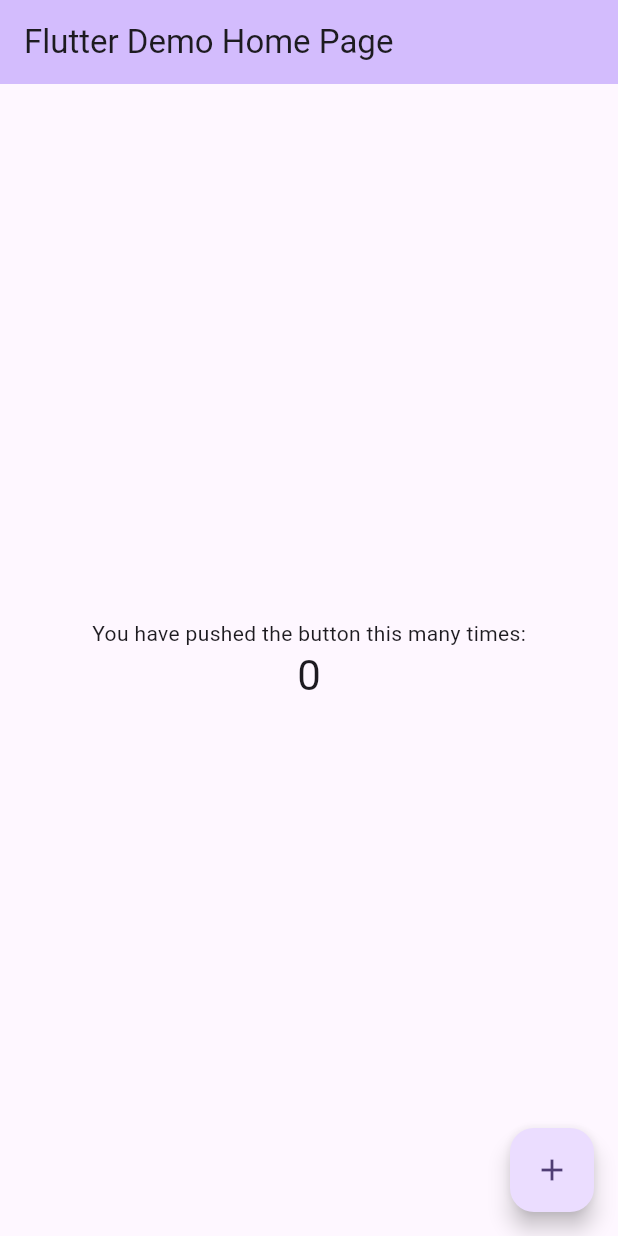
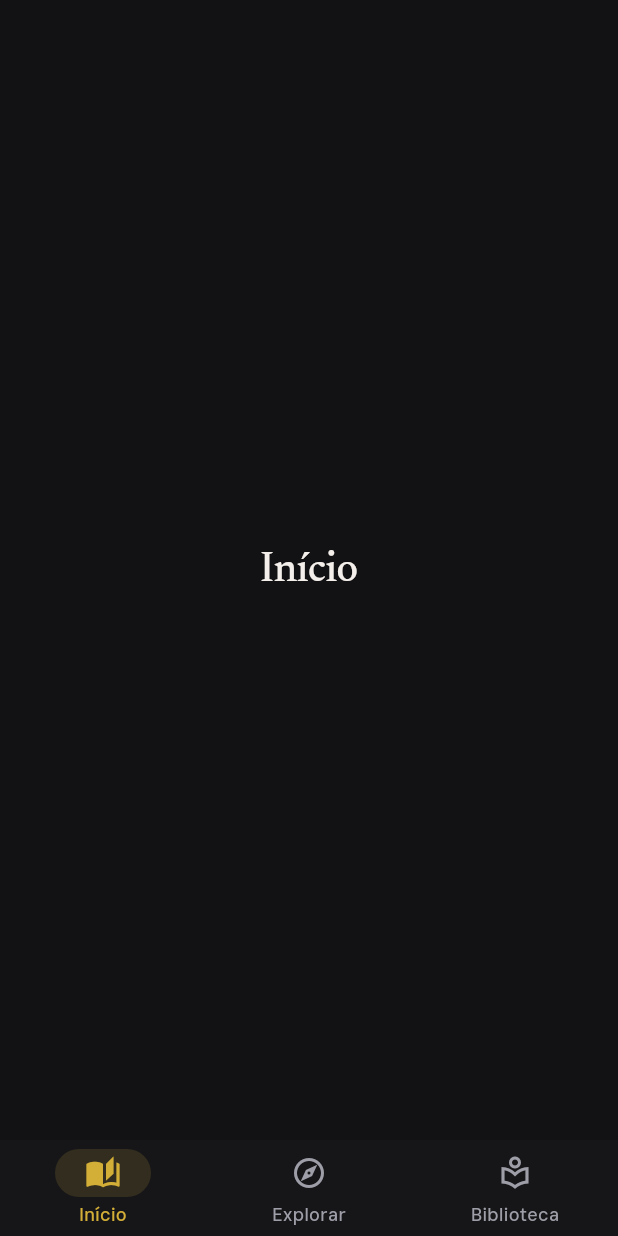
Before and after one commit to l3riel/bookvault, a Flutter app: the screen it shows after launch, on a phone screen of 412 x 824 dp. Run offline on Flutter 3.47's test engine with Material 3 defaults, Android fonts, the phone set to English and light mode, and no system bars; our stand-ins replace go_router.

Commit message:
feat(routing): adiciona rotas com GoRouter e barra de abas
Início, Explorar e Biblioteca em StatefulShellRoute, onboarding com
redirect e rota /book/:id. As telas são provisórias (só o título).

Co-Authored-By: Claude Opus 5.5 <noreply@anthropic.com>

```diff
--- /dev/null
+++ b/lib/app/app.dart
@@ -0,0 +1,21 @@
+import 'package:flutter/material.dart';
+import 'package:go_router/go_router.dart';
+
+import '../core/theme/app_theme.dart';
+
+/// Widget raiz: aplica o tema e as rotas.
+class BookVaultApp extends StatelessWidget {
+  const BookVaultApp({required this.router, super.key});
+
+  final GoRouter router;
+
+  @override
+  Widget build(BuildContext context) {
+    return MaterialApp.router(
+      title: 'BookVault',
+      debugShowCheckedModeBanner: false,
+      theme: AppTheme.dark,
+      routerConfig: router,
+    );
+  }
+}
--- /dev/null
+++ b/lib/app/app_shell.dart
@@ -0,0 +1,47 @@
+import 'package:flutter/material.dart';
+import 'package:go_router/go_router.dart';
+
+import '../core/theme/app_colors.dart';
+
+/// Estrutura das abas principais: conteúdo da aba ativa + barra inferior.
+class AppShell extends StatelessWidget {
+  const AppShell({required this.navigationShell, super.key});
+
+  final StatefulNavigationShell navigationShell;
+
+  @override
+  Widget build(BuildContext context) {
+    return Scaffold(
+      body: navigationShell,
+      bottomNavigationBar: DecoratedBox(
+        decoration: const BoxDecoration(
+          border: Border(top: BorderSide(color: AppColors.borderSubtle)),
+        ),
+        child: NavigationBar(
+          selectedIndex: navigationShell.currentIndex,
+          onDestinationSelected: (index) => navigationShell.goBranch(
+            index,
+            initialLocation: index == navigationShell.currentIndex,
+          ),
+          destinations: const [
+            NavigationDestination(
+              icon: Icon(Icons.auto_stories_outlined),
+              selectedIcon: Icon(Icons.auto_stories),
+              label: 'Início',
+            ),
+            NavigationDestination(
+              icon: Icon(Icons.explore_outlined),
+              selectedIcon: Icon(Icons.explore),
+              label: 'Explorar',
+            ),
+            NavigationDestination(
+              icon: Icon(Icons.local_library_outlined),
+              selectedIcon: Icon(Icons.local_library),
+              label: 'Biblioteca',
+            ),
+          ],
+        ),
+      ),
+    );
+  }
+}
--- /dev/null
+++ b/lib/features/home/presentation/home_page.dart
@@ -0,0 +1,13 @@
+import 'package:flutter/material.dart';
+
+import '../../../shared/widgets/placeholder_view.dart';
+
+/// Tela de Início. Conteúdo real em etapa futura do plano.
+class HomePage extends StatelessWidget {
+  const HomePage({super.key});
+
+  @override
+  Widget build(BuildContext context) {
+    return const Scaffold(body: PlaceholderView(title: 'Início'));
+  }
+}
--- a/lib/main.dart
+++ b/lib/main.dart
@@ -1,122 +1,10 @@
 import 'package:flutter/material.dart';
 
+import 'app/app.dart';
+import 'core/routing/app_router.dart';
+
 void main() {
-  runApp(const MyApp());
+  // Até a Etapa 05 não há preferências salvas: o app abre direto no Início.
+  final router = createAppRouter(isOnboarded: () => true);
+  runApp(BookVaultApp(router: router));
 }
-
-class MyApp extends StatelessWidget {
-  const MyApp({super.key});
-
-  // This widget is the root of your application.
-  @override
-  Widget build(BuildContext context) {
-    return MaterialApp(
-      title: 'Flutter Demo',
-      theme: ThemeData(
-        // This is the theme of your application.
-        //
-        // TRY THIS: Try running your application with "flutter run". You'll see
-        // the application has a purple toolbar. Then, without quitting the app,
-        // try changing the seedColor in the colorScheme below to Colors.green
-        // and then invoke "hot reload" (save your changes or press the "hot
-        // reload" button in a Flutter-supported IDE, or press "r" if you used
-        // the command line to start the app).
-        //
-        // Notice that the counter didn't reset back to zero; the application
-        // state is not lost during the reload. To reset the state, use hot
-        // restart instead.
-        //
-        // This works for code too, not just values: Most code changes can be
-        // tested with just a hot reload.
-        colorScheme: .fromSeed(seedColor: Colors.deepPurple),
-      ),
-      home: const MyHomePage(title: 'Flutter Demo Home Page'),
-    );
-  }
-}
-
-class MyHomePage extends StatefulWidget {
-  const MyHomePage({super.key, required this.title});
-
-  // This widget is the home page of your application. It is stateful, meaning
-  // that it has a State object (defined below) that contains fields that affect
-  // how it looks.
-
-  // This class is the configuration for the state. It holds the values (in this
-  // case the title) provided by the parent (in this case the App widget) and
-  // used by the build method of the State. Fields in a Widget subclass are
-  // always marked "final".
-
-  final String title;
-
-  @override
-  State<MyHomePage> createState() => _MyHomePageState();
-}
-
-class _MyHomePageState extends State<MyHomePage> {
-  int _counter = 0;
-
-  void _incrementCounter() {
-    setState(() {
-      // This call to setState tells the Flutter framework that something has
-      // changed in this State, which causes it to rerun the build method below
-      // so that the display can reflect the updated values. If we changed
-      // _counter without calling setState(), then the build method would not be
-      // called again, and so nothing would appear to happen.
-      _counter++;
-    });
-  }
-
-  @override
-  Widget build(BuildContext context) {
-    // This method is rerun every time setState is called, for instance as done
-    // by the _incrementCounter method above.
-    //
-    // The Flutter framework has been optimized to make rerunning build methods
-    // fast, so that you can just rebuild anything that needs updating rather
-    // than having to individually change instances of widgets.
-    return Scaffold(
-      appBar: AppBar(
-        // TRY THIS: Try changing the color here to a specific color (to
-        // Colors.amber, perhaps?) and trigger a hot reload to see the AppBar
-        // change color while the other colors stay the same.
-        backgroundColor: Theme.of(context).colorScheme.inversePrimary,
-        // Here we take the value from the MyHomePage object that was created by
-        // the App.build method, and use it to set our appbar title.
-        title: Text(widget.title),
-      ),
-      body: Center(
-        // Center is a layout widget. It takes a single child and positions it
-        // in the middle of the parent.
-        child: Column(
-          // Column is also a layout widget. It takes a list of children and
-          // arranges them vertically. By default, it sizes itself to fit its
-          // children horizontally, and tries to be as tall as its parent.
-          //
-          // Column has various properties to control how it sizes itself and
-          // how it positions its children. Here we use mainAxisAlignment to
-          // center the children vertically; the main axis here is the vertical
-          // axis because Columns are vertical (the cross axis would be
-          // horizontal).
-          //
-          // TRY THIS: Invoke "debug painting" (choose the "Toggle Debug Paint"
-          // action in the IDE, or press "p" in the console), to see the
-          // wireframe for each widget.
-          mainAxisAlignment: .center,
-          children: [
-            const Text('You have pushed the button this many times:'),
-            Text(
-              '$_counter',
-              style: Theme.of(context).textTheme.headlineMedium,
-            ),
-          ],
-        ),
-      ),
-      floatingActionButton: FloatingActionButton(
-        onPressed: _incrementCounter,
-        tooltip: 'Increment',
-        child: const Icon(Icons.add),
-      ),
-    );
-  }
-}
--- /dev/null
+++ b/lib/shared/widgets/placeholder_view.dart
@@ -0,0 +1,38 @@
+import 'package:flutter/material.dart';
+
+import '../../core/theme/app_spacing.dart';
+
+/// Conteúdo provisório de uma tela ainda não implementada: mostra só o título.
+class PlaceholderView extends StatelessWidget {
+  const PlaceholderView({required this.title, this.subtitle, super.key});
+
+  final String title;
+  final String? subtitle;
+
+  @override
+  Widget build(BuildContext context) {
+    final textTheme = Theme.of(context).textTheme;
+    return SafeArea(
+      child: Center(
+        child: Padding(
+          padding: const EdgeInsets.all(AppSpacing.screenMargin),
+          child: Column(
+            mainAxisSize: MainAxisSize.min,
+            children: [
+              Text(title, style: textTheme.headlineLarge),
+              if (subtitle != null) ...[
+                const SizedBox(height: AppSpacing.sm),
+                Text(
+                  subtitle!,
+                  style: textTheme.bodyMedium?.copyWith(
+                    color: Theme.of(context).colorScheme.onSurfaceVariant,
+                  ),
+                ),
+              ],
+            ],
+          ),
+        ),
+      ),
+    );
+  }
+}
```
Also changed, not shown: lib/core/routing/app_router.dart (added, +52 -0 lines), lib/core/routing/app_routes.dart (added, +10 -0 lines), lib/features/book_details/presentation/book_details_page.dart (added, +19 -0 lines), lib/features/explore/presentation/explore_page.dart (added, +13 -0 lines), lib/features/library/presentation/library_page.dart (added, +13 -0 lines), lib/features/onboarding/presentation/onboarding_page.dart (added, +13 -0 lines), 3 other files.
